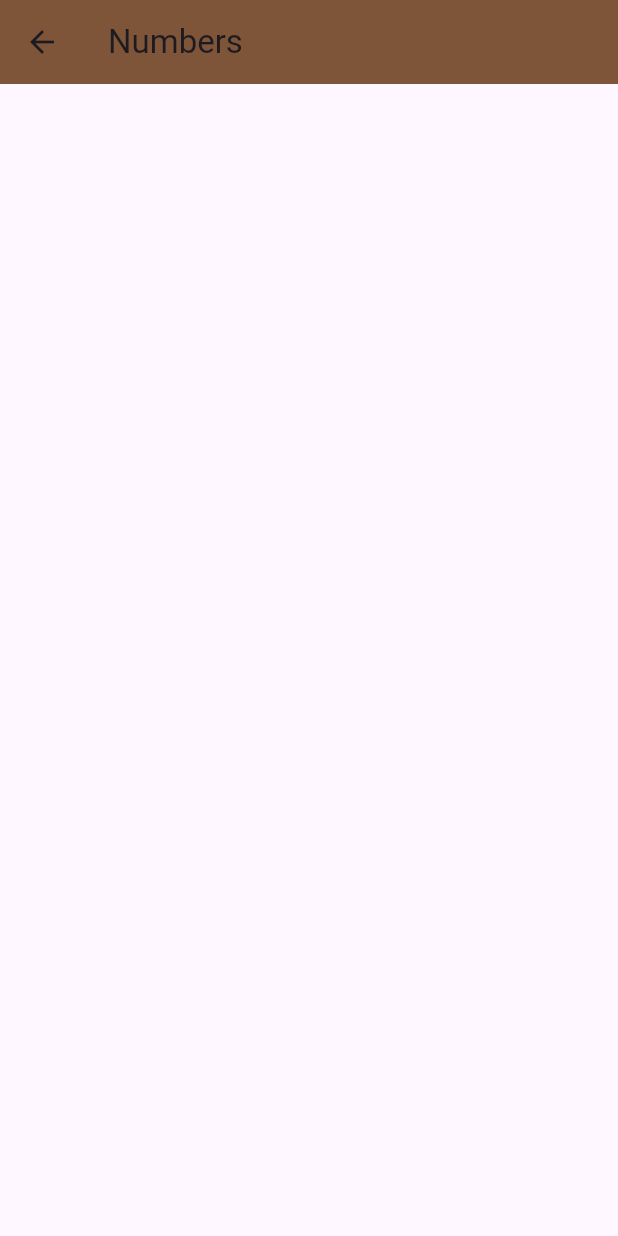
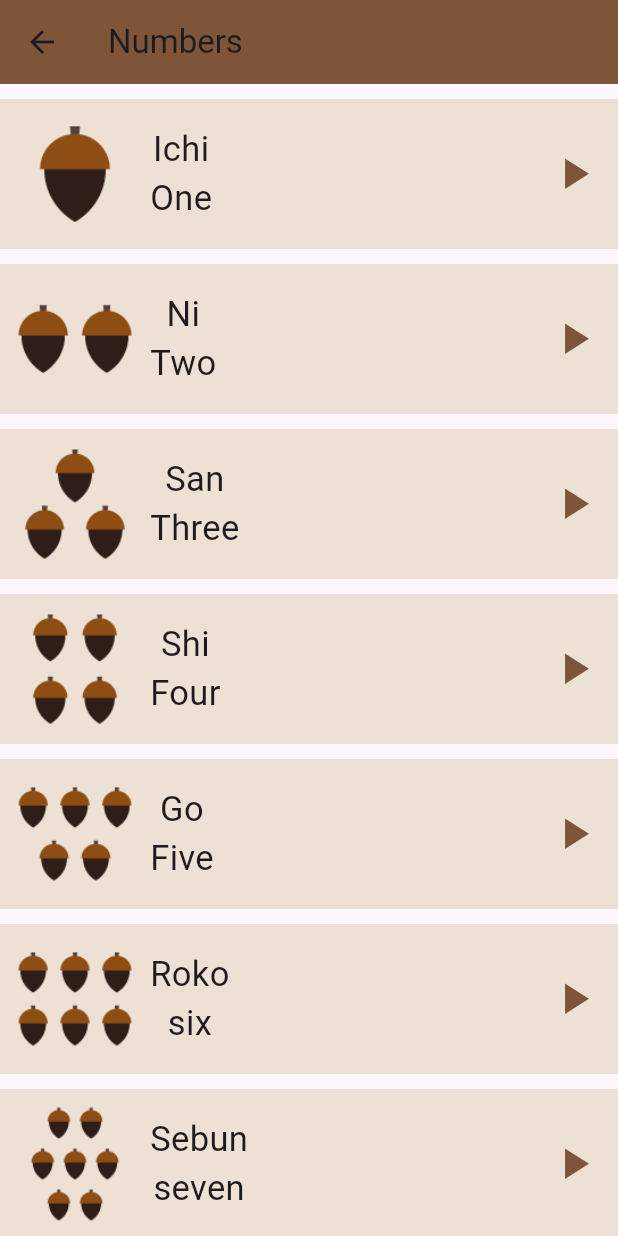
Before and after one commit to salma-elmaghawry/Japanese-Learning-Hub, a Flutter app: the NumbersPage screen opened directly, on a phone screen of 412 x 824 dp. Run offline on Flutter 3.47's test engine with Material 3 defaults, Android fonts, the light colour scheme and no system bars.

Commit message:
Numbers screen done

```diff
--- /dev/null
+++ b/lib/components/NumbersItem.dart
@@ -0,0 +1,41 @@
+import 'package:flutter/material.dart';
+import 'package:toku/models/NumberModel.dart';
+
+class NumbersItem extends StatelessWidget {
+  const NumbersItem({Key? key,required this.number}) : super(key: key);
+  final Number number;
+  @override
+  Widget build(BuildContext context) {
+    return Container(
+      height: 100,
+      color: Color(0xffede0d4),
+      child: Row(
+        children: [
+          Image.asset(number.image),
+          Column(
+            mainAxisAlignment: MainAxisAlignment.center,
+            children: [
+              Text(
+                number.jpName,
+                style: TextStyle(fontSize: 23),
+              ),
+              Text(
+                number.enName,
+                style: TextStyle(fontSize: 23),
+              ),
+            ],
+          ),
+          const Spacer(flex: 1),
+          Padding(
+            padding: const EdgeInsets.all(12),
+            child: Icon(
+              Icons.play_arrow,
+              color: Color(0xff7f5539),
+              size: 35,
+            ),
+          )
+        ],
+      ),
+    );
+  }
+}
--- /dev/null
+++ b/lib/models/NumberModel.dart
@@ -0,0 +1,8 @@
+
+
+class Number {
+  final String image;
+  final String jpName;
+  final String enName;
+  const Number({required this.image, required this.jpName, required this.enName});
+}
--- a/lib/screens/NumbersPage.dart
+++ b/lib/screens/NumbersPage.dart
@@ -1,8 +1,52 @@
-
 import 'package:flutter/material.dart';
+import 'package:toku/components/NumbersItem.dart';
+import '../models/NumberModel.dart';
 
 class NumbersPage extends StatelessWidget {
   const NumbersPage({Key? key}) : super(key: key);
+
+  final List<Number> numbers = const [
+    Number(
+        image: "assets/images/numbers/number_one.png",
+        jpName: "Ichi",
+        enName: "One"),
+          Number(
+        image: "assets/images/numbers/number_two.png",
+        jpName: "Ni",
+        enName: "Two"),
+          Number(
+        image: "assets/images/numbers/number_three.png",
+        jpName: "San",
+        enName: "Three"),
+          Number(
+        image: "assets/images/numbers/number_four.png",
+        jpName: "Shi",
+        enName: "Four"),
+          Number(
+        image: "assets/images/numbers/number_five.png",
+        jpName: "Go",
+        enName: "Five"),
+          Number(
+        image: "assets/images/numbers/number_six.png",
+        jpName: "Roko",
+        enName: "six"),
+          Number(
+        image: "assets/images/numbers/number_seven.png",
+        jpName: "Sebun",
+        enName: "seven"),
+          Number(
+        image: "assets/images/numbers/number_eight.png",
+        jpName: "Hachi",
+        enName: "Eight"),
+          Number(
+        image: "assets/images/numbers/number_nine.png",
+        jpName: "Kyu",
+        enName: "Nine"),
+          Number(
+        image: "assets/images/numbers/number_ten.png",
+        jpName: "Ju",
+        enName: "Ten"),
+  ];
 
   @override
   Widget build(BuildContext context) {
@@ -11,10 +55,52 @@
         title: Text('Numbers'),
         backgroundColor: Color(0xff7f5539),
       ),
-      body: Container(
-        child: Row(
-
-        ),
+      body: ListView(
+        children: [
+          const SizedBox(
+            height: 10,
+          ),
+          NumbersItem(number: numbers[0]),
+          const SizedBox(
+            height: 10,
+          ),
+          NumbersItem(number: numbers[1]),
+          const SizedBox(
+            height: 10,
+          ),
+          NumbersItem(number:numbers[2] ),
+          const SizedBox(
+            height: 10,
+          ),
+          NumbersItem(number: numbers[3]),
+          const SizedBox(
+            height: 10,
+          ),
+          NumbersItem(number: numbers[4]),
+          const SizedBox(
+            height: 10,
+          ),
+          NumbersItem(number: numbers[5]),
+          const SizedBox(
+            height: 10,
+          ),
+          NumbersItem(number: numbers[6]),
+          const SizedBox(
+            height: 10,
+          ),
+          NumbersItem(number: numbers[7]),
+          const SizedBox(
+            height: 10,
+          ),
+          NumbersItem(number: numbers[8]),
+          const SizedBox(
+            height: 10,
+          ),
+          NumbersItem(number: numbers[9]),
+          const SizedBox(
+            height: 10,
+          ),
+        ],
       ),
     );
   }
```
